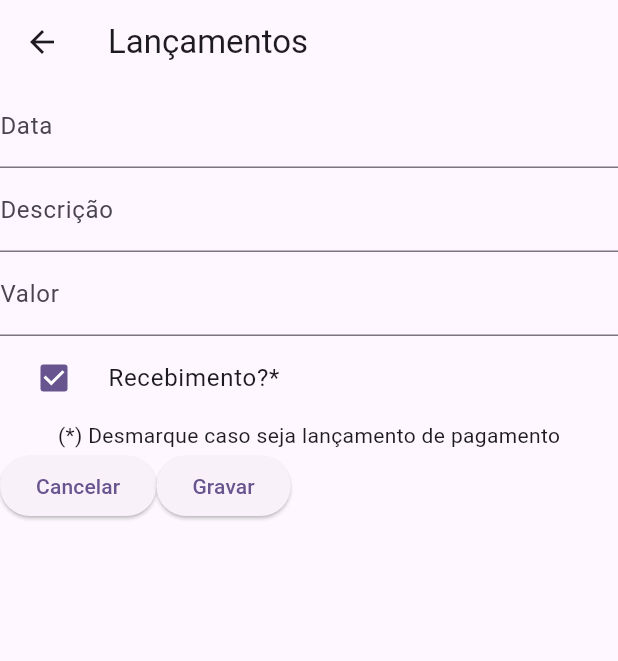
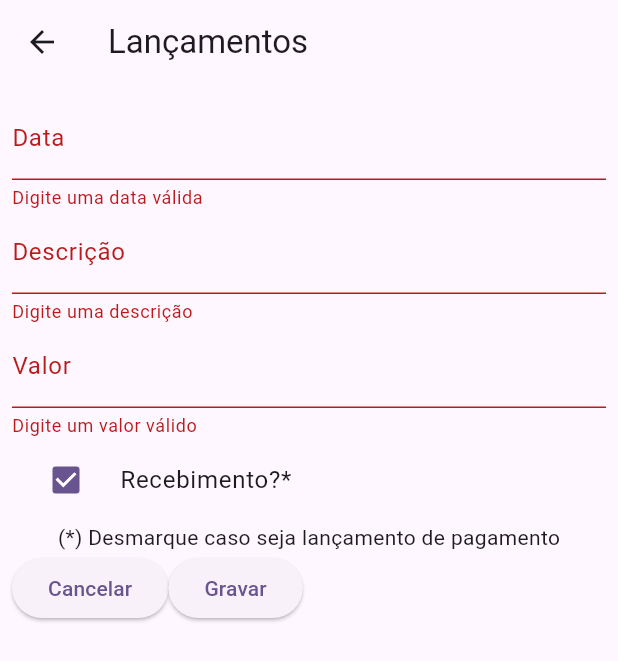
Before and after one commit to kaio-nink/financial-flutter, a Flutter app: the Register screen opened by its route, after a tap on "Cancelar", after a tap on "Cadastrar registro", after a tap on "Gravar", on a phone screen of 412 x 824 dp. Shown: the top 661 px of the screen. Run offline on Flutter 3.47's test engine with Material 3 defaults, Android fonts, the phone set to English and light mode, and no system bars; our stand-ins replace fl_chart, sqflite, sqflite_common_ffi, sqflite_common_ffi_web; missing offline and left inert: dart:js_util; accounts and stored records are empty.

Commit message:
feat: add form validation and update widgets' style

```diff
--- a/lib/main.dart
+++ b/lib/main.dart
@@ -1,18 +1,14 @@
-import 'dart:io';
-
 import 'package:financial_flutter/src/home_page.dart';
 import 'package:financial_flutter/src/register_page.dart';
+import 'package:flutter/foundation.dart';
 import 'package:flutter/material.dart';
 import 'package:sqflite_common_ffi/sqflite_ffi.dart';
 import 'package:sqflite_common_ffi_web/sqflite_ffi_web.dart';
 
 void main() {
-  // if (Platform.isWindows || Platform.isLinux) {
-  //   // Initialize FFI
-  //   sqfliteFfiInit();
-  // }
-
-  databaseFactory = databaseFactoryFfiWeb;
+  if (kIsWeb) {
+    databaseFactory = databaseFactoryFfiWeb;
+  }
   runApp(const MyApp());
 }
 
@@ -31,7 +27,8 @@ class MyApp extends StatelessWidget {
       initialRoute: '/',
       routes: <String, WidgetBuilder>{
         '/': (BuildContext context) => const HomePage(),
-        '/register': (BuildContext context) => const Register(title: 'Lançamentos'),
+        '/register': (BuildContext context) =>
+            const Register(title: 'Lançamentos'),
       },
     );
   }
--- a/lib/src/home_page.dart
+++ b/lib/src/home_page.dart
@@ -21,10 +21,10 @@ class _HomePageState extends State<HomePage> {
           child: Column(
             children: [
               const FinancialTable(),
-              const SizedBox(
-                width: 300,
-                height: 400,
-                child: FinancialPieChart()),
+              const Padding(
+                padding: EdgeInsets.fromLTRB(8.0, 20.0, 8.0, 20.0),
+                child: FinancialPieChart(),
+              ),
               ElevatedButton(
                   onPressed: () {
                     Navigator.of(context).pushReplacementNamed('/register');
--- a/lib/src/register_page.dart
+++ b/lib/src/register_page.dart
@@ -1,9 +1,12 @@
 //import 'package:financial_flutter/src/data/financial_entity.dart';
 import 'dart:developer';
+import 'dart:js_util';
 
 import 'package:financial_flutter/src/data/financial_entity.dart';
 import 'package:financial_flutter/src/data/sqlite_helper.dart';
 import 'package:flutter/material.dart';
+import 'package:flutter/services.dart';
+import 'package:intl/intl.dart';
 
 class Register extends StatefulWidget {
   final String title;
@@ -24,7 +27,9 @@ class _RegisterState extends State<Register> {
     double value = 0.0;
     return Scaffold(
       appBar: AppBar(title: Text(widget.title)),
-      body: Center(
+      body: Padding(
+        padding: const EdgeInsets.all(8.0),
+        child: Center(
           child: Form(
               key: _formKey,
               child: Column(
@@ -33,13 +38,18 @@ class _RegisterState extends State<Register> {
                     decoration: const InputDecoration(label: Text("Data")),
                     keyboardType: TextInputType.datetime,
                     onSaved: (inputDate) {
-                    var splittedDate = inputDate!.split('/');
-                    date = DateTime(
-                      int.parse(splittedDate[2]),
-                      int.parse(splittedDate[1]),
-                      int.parse(splittedDate[0]),
-                    );
+                      date = createDateTime(inputDate!)!;
                     },
+                    validator: (value) {
+                      if(value == null || value.isEmpty || createDateTime(value) == null){
+                        return 'Digite uma data válida';
+                      }
+                      return null;
+                    },
+                    inputFormatters: [
+                      FilteringTextInputFormatter.singleLineFormatter,
+                      LengthLimitingTextInputFormatter(10)
+                    ],
                   ),
                   TextFormField(
                     initialValue: description,
@@ -47,12 +57,27 @@ class _RegisterState extends State<Register> {
                       description = inputDescription ?? '';
                     },
                     decoration: const InputDecoration(label: Text("Descrição")),
+                    validator: (value) {
+                      if(value == null || value.isEmpty){
+                        return 'Digite uma descrição';
+                      }
+                      return null;
+                    },
                   ),
                   TextFormField(
                     onSaved: (inputValue) {
                       value = double.parse(inputValue!);
                     },
                     decoration: const InputDecoration(label: Text("Valor")),
+                    validator: (value) {
+                      if(value == null || value.isEmpty){
+                        return 'Digite um valor válido';
+                      }
+                      return null;
+                    },
+                    inputFormatters: [
+                       FilteringTextInputFormatter.allow(RegExp(r'^\d+\.?\d{0,2}'))
+                    ]
                   ),
                   CheckboxListTile(
                     title: const Text('Recebimento?*'),
@@ -98,42 +123,22 @@ class _RegisterState extends State<Register> {
                 ],
               )),
         ),
+      ),
     );
   }
 }
 
-Future<void> _dialogBuilder(BuildContext context, String fin) {
-  return showDialog<void>(
-    context: context,
-    builder: (BuildContext context) {
-      return AlertDialog(
-        title: const Text('Basic dialog title'),
-        content: Column(
-          children: [
-            Text(fin),
-          ],
-        ),
-        actions: <Widget>[
-          TextButton(
-            style: TextButton.styleFrom(
-              textStyle: Theme.of(context).textTheme.labelLarge,
-            ),
-            child: const Text('Disable'),
-            onPressed: () {
-              Navigator.of(context).pop();
-            },
-          ),
-          TextButton(
-            style: TextButton.styleFrom(
-              textStyle: Theme.of(context).textTheme.labelLarge,
-            ),
-            child: const Text('Enable'),
-            onPressed: () {
-              Navigator.of(context).pop();
-            },
-          ),
-        ],
-      );
-    },
-  );
+DateTime? createDateTime(String inputDate) {
+  try {
+    DateFormat format = DateFormat("dd/MM/yyyy");
+    return format.parseStrict(inputDate);
+    // var splittedDate = inputDate.split('/');
+    // return DateTime(
+    //   int.parse(splittedDate[2]),
+    //   int.parse(splittedDate[1]),
+    //   int.parse(splittedDate[0]),
+    // );
+} on Exception{
+  return null;
 }
+}
--- a/lib/src/widgets/financial_pie_chart.dart
+++ b/lib/src/widgets/financial_pie_chart.dart
@@ -13,38 +13,82 @@ class FinancialPieChart extends StatelessWidget {
     return FutureBuilder(
       future: SqliteHelper().findAll(),
       builder: (context, snapshot) {
-        if (!snapshot.hasData) {
-          return const CircularProgressIndicator();
+        if (!snapshot.hasData || snapshot.data!.isEmpty) {
+          return const SizedBox(
+            width: 20,
+            height: 20,
+            child: CircularProgressIndicator(),
+          );
         }
         var financials = snapshot.data as List<FinancialEntity>;
         double receivement = 0;
         double payment = 0;
 
         for (var fin in financials) {
-          fin.receivement ? receivement++ : payment ++;
+          fin.receivement ? receivement++ : payment++;
         }
 
-        return PieChart(
+        return Column(
+          children: [
+            SizedBox(
+              width: 300,
+              height: 300,
+              child: AspectRatio(
+                aspectRatio: 1.0,
+                child: PieChart(
                   PieChartData(
                       centerSpaceRadius: 5,
-              borderData: FlBorderData(show: true),
+                      borderData: FlBorderData(show: false),
                       sectionsSpace: 2,
                       sections: [
                         PieChartSectionData(
                           value: receivement,
                           color: Colors.green,
                           radius: 100,
-                  title: 'Recebimentos',
+                          title: '',
                         ),
                         PieChartSectionData(
                           value: payment,
                           color: Colors.red,
                           radius: 100,
-                  title: 'Pagamentos',
+                          title: '',
                         )
                       ]),
-          swapAnimationDuration: const Duration(milliseconds: 150), // Optional
+                  swapAnimationDuration:
+                      const Duration(milliseconds: 150), // Optional
                   swapAnimationCurve: Curves.linear, // Optional
+                ),
+              ),
+            ),
+            Row(
+              mainAxisAlignment: MainAxisAlignment.center,
+              children: [
+                Row(
+                  children: [
+                    Container(
+                      width: 10,
+                      height: 10,
+                      decoration: const BoxDecoration(
+                          shape: BoxShape.circle, color: Colors.red),
+                    ),
+                    const Text('Pagamento', style: TextStyle(fontWeight: FontWeight.w600),),
+                  ],
+                ),
+                const SizedBox(width: 20,),
+                Row(
+                  children: [
+                    Container(
+                      width: 10,
+                      height: 10,
+                      decoration: const BoxDecoration(
+                          shape: BoxShape.circle, color: Colors.green),
+                    ),
+                    const Text('Recebimento', style: TextStyle(fontWeight: FontWeight.bold),),
+                  ],
+                )
+              ],
+            )
+          ],
         );
       },
     );
--- a/lib/src/widgets/financial_table.dart
+++ b/lib/src/widgets/financial_table.dart
@@ -20,11 +20,14 @@ class FinancialTable extends StatelessWidget {
           );
         }
         financials = snapshot.data as List<FinancialEntity>;
-        return DataTable(
+        return Padding(
+          padding: const EdgeInsets.only(top: 10.0),
+          child: DataTable(
+            border: TableBorder.all(width: 1, color: Colors.black, borderRadius: BorderRadius.circular(3)),
               columns: const [
-              DataColumn(label: Text('Data')),
-              DataColumn(label: Text('Descrição')),
-              DataColumn(label: Text('Valor')),
+                DataColumn(label: Text('Data', style: TextStyle(fontWeight: FontWeight.bold))),
+                DataColumn(label: Text('Descrição',  style: TextStyle(fontWeight: FontWeight.bold))),
+                DataColumn(label: Text('Valor',  style: TextStyle(fontWeight: FontWeight.bold))),
               ],
               rows: financials.map((item) =>
               DataRow(
@@ -34,6 +37,7 @@ class FinancialTable extends StatelessWidget {
                 DataCell(Text('R\$ ${item.value}')),
               ],
             )).toList()
+              ),
         );
       }
     );
@@ -41,7 +45,7 @@ class FinancialTable extends StatelessWidget {
 }
 
 String formatDate(DateTime date) {
-  return '${date.day}/${date.month}/${date.day}';
+  return '${date.day}/${date.month}/${date.year}';
 }
 
 List<DataRow> generateRow() {
--- a/pubspec.yaml
+++ b/pubspec.yaml
@@ -39,6 +39,7 @@ dependencies:
   sqflite: ^2.3.2
   sqflite_common_ffi: ^2.3.2
   fl_chart: ^0.66.1
+  intl: ^0.19.0
 
 dev_dependencies:
   flutter_test:
```
Also changed, not shown: pubspec.lock. Lines whose indentation alone changed are shown as unchanged.
